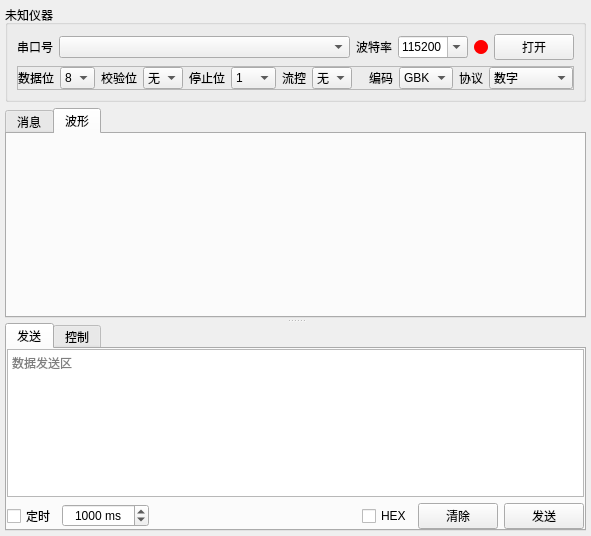
Before: the Qt Designer form start_serial/startcommunication.ui in m-RNA/TemperatureSelfCorrectionBasedOnQtSerial, drawn with Qt 5.
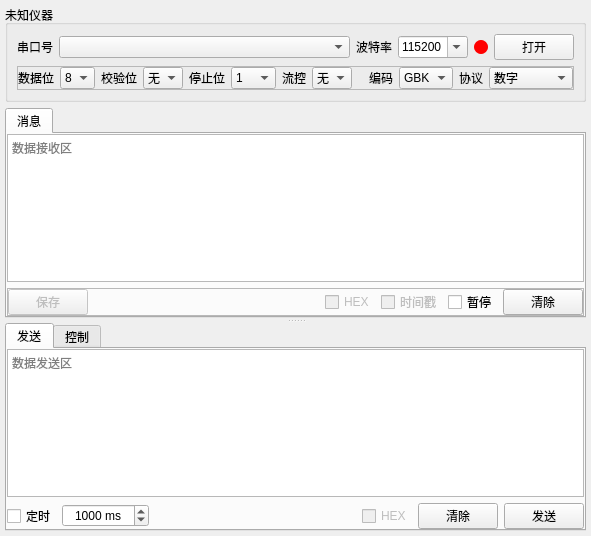
After: the same form once the commit is applied. The open tabs and pages were chosen to show the change. Icons and pictures are not drawn. Custom widgets are drawn as their Qt base class.

Commit message: 修正：移除StartCommunication的图表，失能部分没有使用的UI

```diff
--- a/start_serial/startcommunication.ui
+++ b/start_serial/startcommunication.ui
@@ -615,6 +615,9 @@
            </property>
            <item>
             <widget class="QPushButton" name="pushButton_21">
+             <property name="enabled">
+              <bool>false</bool>
+             </property>
              <property name="whatsThis">
               <string>保存</string>
              </property>
@@ -648,6 +651,9 @@
            </item>
            <item>
             <widget class="QCheckBox" name="checkBox_6">
+             <property name="enabled">
+              <bool>false</bool>
+             </property>
              <property name="sizePolicy">
               <sizepolicy hsizetype="Fixed" vsizetype="Fixed">
                <horstretch>0</horstretch>
@@ -661,6 +667,9 @@
            </item>
            <item>
             <widget class="QCheckBox" name="checkBox_8">
+             <property name="enabled">
+              <bool>false</bool>
+             </property>
              <property name="sizePolicy">
               <sizepolicy hsizetype="Fixed" vsizetype="Fixed">
                <horstretch>0</horstretch>
@@ -708,44 +717,6 @@
           </layout>
          </widget>
         </item>
-        <item row="3" column="0">
-         <layout class="QHBoxLayout" name="horizontalLayout_5"/>
-        </item>
-       </layout>
-      </widget>
-      <widget class="QWidget" name="tab_6">
-       <property name="sizePolicy">
-        <sizepolicy hsizetype="Preferred" vsizetype="Preferred">
-         <horstretch>0</horstretch>
-         <verstretch>0</verstretch>
-        </sizepolicy>
-       </property>
-       <attribute name="title">
-        <string>波形</string>
-       </attribute>
-       <layout class="QGridLayout" name="gridLayout_10">
-        <property name="leftMargin">
-         <number>0</number>
-        </property>
-        <property name="topMargin">
-         <number>0</number>
-        </property>
-        <property name="rightMargin">
-         <number>0</number>
-        </property>
-        <property name="bottomMargin">
-         <number>0</number>
-        </property>
-        <item row="0" column="0">
-         <widget class="InteractChart" name="chart" native="true">
-          <property name="sizePolicy">
-           <sizepolicy hsizetype="Preferred" vsizetype="MinimumExpanding">
-            <horstretch>0</horstretch>
-            <verstretch>0</verstretch>
-           </sizepolicy>
-          </property>
-         </widget>
-        </item>
        </layout>
       </widget>
      </widget>
@@ -832,6 +803,9 @@
           </item>
           <item>
            <widget class="QCheckBox" name="checkBox_4">
+            <property name="enabled">
+             <bool>false</bool>
+            </property>
             <property name="sizePolicy">
              <sizepolicy hsizetype="Fixed" vsizetype="Fixed">
               <horstretch>0</horstretch>
@@ -1146,14 +1120,6 @@
    </item>
   </layout>
  </widget>
- <customwidgets>
-  <customwidget>
-   <class>InteractChart</class>
-   <extends>QWidget</extends>
-   <header location="global">interactchart.h</header>
-   <container>1</container>
-  </customwidget>
- </customwidgets>
  <resources>
   <include location="../main.qrc"/>
  </resources>
```
Left out of the diff: 5 changed lines with no effect on the pictures. The commit also changes 1 other file.
